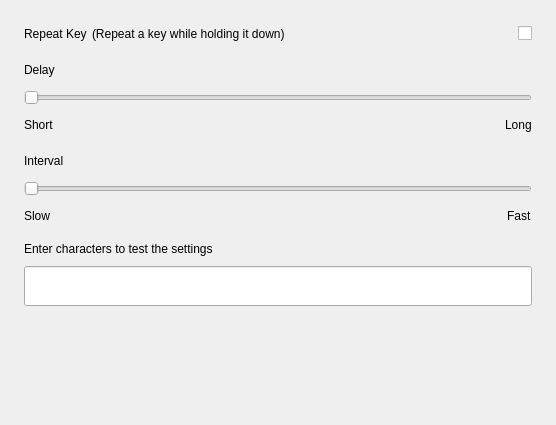
First picture: the form in plugins/keyboard/src/pages/general/general-page.ui, repository openeuler-mirror/kiran-control-panel, before the edit.
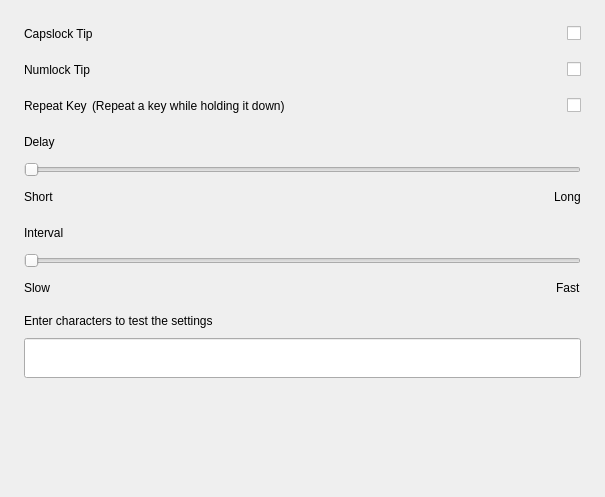
Second picture: the form after the edit. Custom widgets are drawn as their Qt base class.

Commit message:
fix(keybord):add modifier lock tip with option MODIFIER_LOCK_TIPS_VISIBLE
- 添加编译选项MODIFIER_LOCK_TIPS_VISIBLE来显示修饰键锁定提示

Fix #9379

The edit to the form file:
```diff
--- a/plugins/keyboard/src/pages/general/general-page.ui
+++ b/plugins/keyboard/src/pages/general/general-page.ui
@@ -6,8 +6,8 @@
    <rect>
     <x>0</x>
     <y>0</y>
-    <width>556</width>
-    <height>425</height>
+    <width>605</width>
+    <height>497</height>
    </rect>
   </property>
   <property name="windowTitle">
@@ -29,6 +29,89 @@
    <property name="bottomMargin">
     <number>40</number>
    </property>
+   <item>
+    <widget class="QWidget" name="widget_modifier_lock" native="true">
+     <layout class="QVBoxLayout" name="verticalLayout_5">
+      <property name="spacing">
+       <number>16</number>
+      </property>
+      <property name="leftMargin">
+       <number>0</number>
+      </property>
+      <property name="topMargin">
+       <number>0</number>
+      </property>
+      <property name="rightMargin">
+       <number>0</number>
+      </property>
+      <property name="bottomMargin">
+       <number>0</number>
+      </property>
+      <item>
+       <layout class="QHBoxLayout" name="horizontalLayout_7">
+        <item>
+         <widget class="QLabel" name="label_5">
+          <property name="text">
+           <string>Capslock Tip</string>
+          </property>
+         </widget>
+        </item>
+        <item>
+         <spacer name="horizontalSpacer_6">
+          <property name="orientation">
+           <enum>Qt::Horizontal</enum>
+          </property>
+          <property name="sizeHint" stdset="0">
+           <size>
+            <width>40</width>
+            <height>20</height>
+           </size>
+          </property>
+         </spacer>
+        </item>
+        <item>
+         <widget class="KiranSwitchButton" name="switch_capsLock_tip">
+          <property name="text">
+           <string/>
+          </property>
+         </widget>
+        </item>
+       </layout>
+      </item>
+      <item>
+       <layout class="QHBoxLayout" name="horizontalLayout_8">
+        <item>
+         <widget class="QLabel" name="label_7">
+          <property name="text">
+           <string>Numlock Tip</string>
+          </property>
+         </widget>
+        </item>
+        <item>
+         <spacer name="horizontalSpacer_7">
+          <property name="orientation">
+           <enum>Qt::Horizontal</enum>
+          </property>
+          <property name="sizeHint" stdset="0">
+           <size>
+            <width>40</width>
+            <height>20</height>
+           </size>
+          </property>
+         </spacer>
+        </item>
+        <item>
+         <widget class="KiranSwitchButton" name="switch_numLock_tip">
+          <property name="text">
+           <string/>
+          </property>
+         </widget>
+        </item>
+       </layout>
+      </item>
+     </layout>
+    </widget>
+   </item>
    <item>
     <layout class="QHBoxLayout" name="horizontalLayout_2">
      <property name="spacing">
```
The commit also changes 5 other files.
